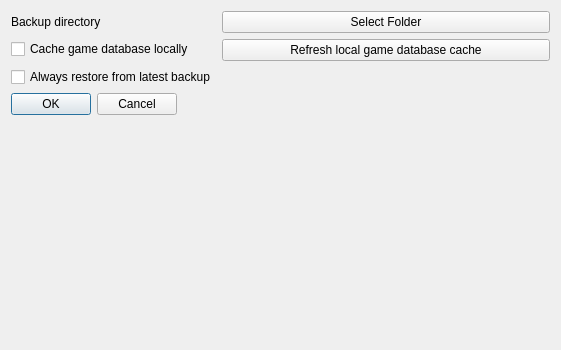
The window that App/settingsdialog.ui (h4mu/SaveGameBackup) describes before a commit, drawn with Qt 5.
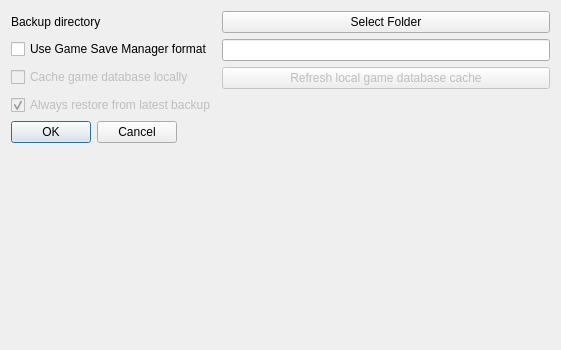
The same window after the commit.

Commit message: GSM format

```diff
--- a/App/settingsdialog.ui
+++ b/App/settingsdialog.ui
@@ -28,7 +28,7 @@
      </property>
     </widget>
    </item>
-   <item row="3" column="0">
+   <item row="4" column="0">
     <widget class="QDialogButtonBox" name="buttonBox">
      <property name="orientation">
       <enum>Qt::Horizontal</enum>
@@ -38,36 +38,49 @@
      </property>
     </widget>
    </item>
-   <item row="1" column="0">
+   <item row="2" column="0">
     <widget class="QCheckBox" name="isCached">
      <property name="enabled">
-      <bool>true</bool>
+      <bool>false</bool>
      </property>
      <property name="text">
       <string>Cache game database locally</string>
      </property>
     </widget>
    </item>
-   <item row="1" column="1">
+   <item row="2" column="1">
     <widget class="QPushButton" name="cacheRefresh">
      <property name="enabled">
-      <bool>true</bool>
+      <bool>false</bool>
      </property>
      <property name="text">
       <string>Refresh local game database cache</string>
      </property>
     </widget>
    </item>
-   <item row="2" column="0">
+   <item row="3" column="0">
     <widget class="QCheckBox" name="useLatest">
      <property name="enabled">
-      <bool>true</bool>
+      <bool>false</bool>
      </property>
      <property name="text">
       <string>Always restore from latest backup</string>
      </property>
+     <property name="checked">
+      <bool>true</bool>
+     </property>
     </widget>
    </item>
+   <item row="1" column="0">
+    <widget class="QCheckBox" name="isGSMFormat">
+     <property name="text">
+      <string>Use Game Save Manager format</string>
+     </property>
+    </widget>
+   </item>
+   <item row="1" column="1">
+    <widget class="QLineEdit" name="dbUrl"/>
+   </item>
   </layout>
  </widget>
  <resources/>
```
The commit also changes 10 other files.
